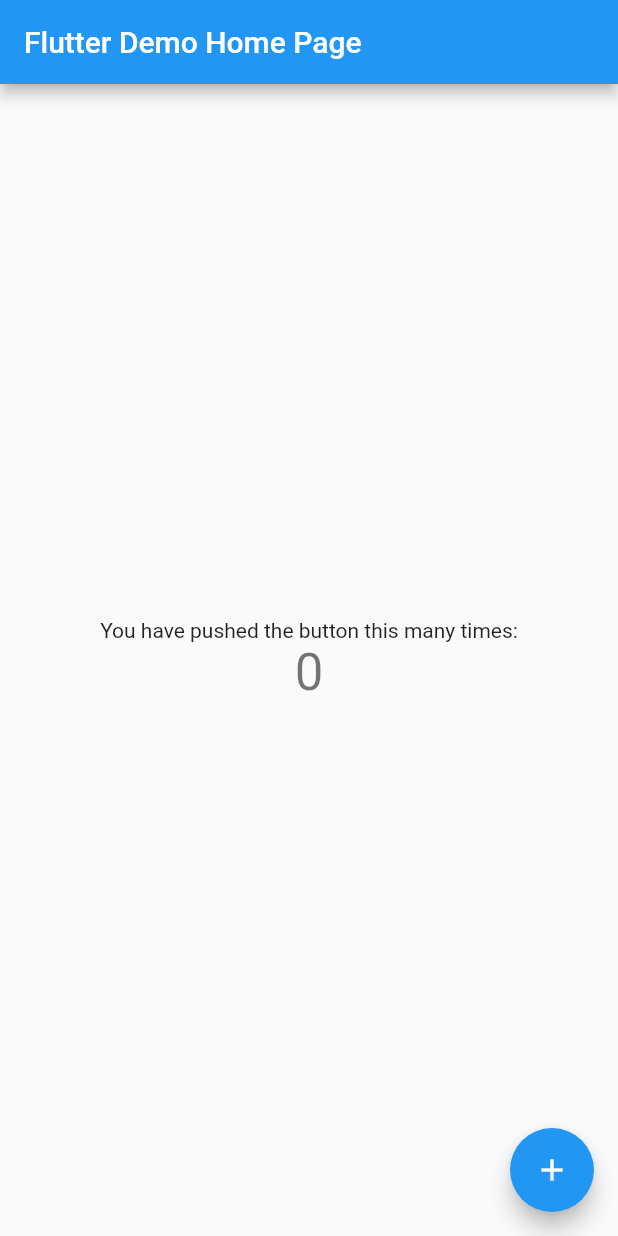
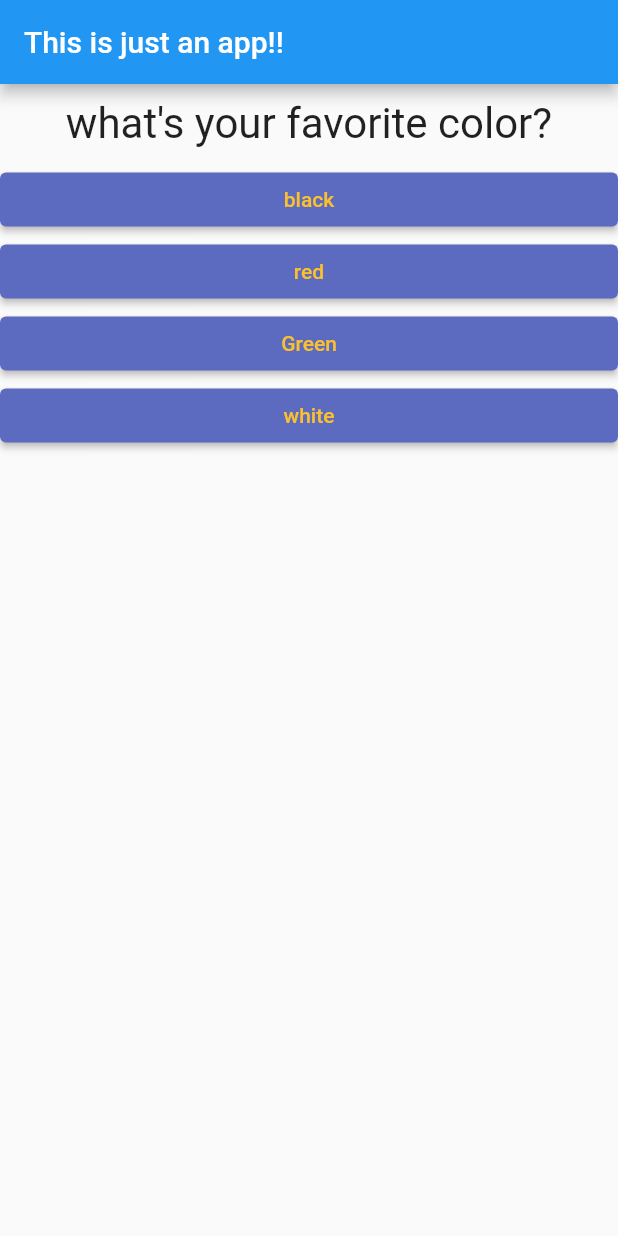
Before and after one commit to ShamelJij/Flutter, a Flutter app: the screen it shows after launch, on a phone screen of 412 x 824 dp. Run offline on Flutter 3.47's test engine with Material 2 defaults, Android fonts, the phone set to English and light mode, and no system bars.

Commit message:
second commit

```diff
--- /dev/null
+++ b/lib/answer.dart
@@ -0,0 +1,23 @@
+import 'package:flutter/material.dart';
+
+class Answer extends StatelessWidget {
+  final Function selectHandler;
+  final String answerText;
+
+  Answer(this.selectHandler,this.answerText);
+
+  @override
+  Widget build(BuildContext context) {
+    return Container(
+      width: double.infinity,
+      child: ElevatedButton(
+        style: ElevatedButton.styleFrom(
+    primary: Colors.indigo[400], // background
+    onPrimary: Colors.yellow[700], // foreground
+  ),
+        onPressed: () => selectHandler(),
+        child: Text (answerText),
+      ),
+    );
+  }
+}
--- a/lib/main.dart
+++ b/lib/main.dart
@@ -1,113 +1,68 @@
 import 'package:flutter/material.dart';
 
-void main() {
+import './quiz.dart';
+import './result.dart';
+
+void main(List<String> args) {
   runApp(MyApp());
 }
 
-class MyApp extends StatelessWidget {
-  // This widget is the root of your application.
+class MyApp extends StatefulWidget {
+
   @override
-  Widget build(BuildContext context) {
+  State<StatefulWidget> createState() {
+    // TODO: implement createState
+    return _MyAppState();
+  }
+
+}
+
+class _MyAppState extends State <MyApp>{
+  final _questions = const [
+      {
+      'questionText': 'what\'s your favorite color?',
+      'answers': ['black', 'red','Green','white'],
+      },
+      {
+      'questionText': 'what\'s your favorite flag?',
+      'answers': ['murican', 'türkish','spänüölßß','just white'],
+      },
+      {
+      'questionText': 'what\'s your favorite animal?',
+      'answers': ['lion', 'just any animal bro','tiger','just white'],
+      },
+    ];
+  var _questionIndex = 0;
+
+  void _answerQuestions() {
+
+    setState(() {
+      _questionIndex = _questionIndex + 1;
+    });
+    print(_questionIndex);
+    if (_questionIndex < _questions.length) {
+      print('we have more questions');
+    } else {
+      print('No more questions!!!!!!');
+    }
+  }
+
+  @override
+  Widget build(BuildContext context){
+
     return MaterialApp(
-      title: 'Flutter Demo',
-      theme: ThemeData(
-        // This is the theme of your application.
-        //
-        // Try running your application with "flutter run". You'll see the
-        // application has a blue toolbar. Then, without quitting the app, try
-        // changing the primarySwatch below to Colors.green and then invoke
-        // "hot reload" (press "r" in the console where you ran "flutter run",
-        // or simply save your changes to "hot reload" in a Flutter IDE).
-        // Notice that the counter didn't reset back to zero; the application
-        // is not restarted.
-        primarySwatch: Colors.blue,
+      home:Scaffold(
+        appBar: AppBar(
+          title: Text('This is just an app!!'),
+        ),
+        body: _questionIndex < _questions.length
+        ? Quiz(
+          answerQuestion: _answerQuestions,
+          questionIndex: _questionIndex,
+          questions: _questions,
+        )
+        : Result(),
       ),
-      home: MyHomePage(title: 'Flutter Demo Home Page'),
     );
   }
 }
-
-class MyHomePage extends StatefulWidget {
-  MyHomePage({Key? key, required this.title}) : super(key: key);
-
-  // This widget is the home page of your application. It is stateful, meaning
-  // that it has a State object (defined below) that contains fields that affect
-  // how it looks.
-
-  // This class is the configuration for the state. It holds the values (in this
-  // case the title) provided by the parent (in this case the App widget) and
-  // used by the build method of the State. Fields in a Widget subclass are
-  // always marked "final".
-
-  final String title;
-
-  @override
-  _MyHomePageState createState() => _MyHomePageState();
-}
-
-class _MyHomePageState extends State<MyHomePage> {
-  int _counter = 0;
-
-  void _incrementCounter() {
-    setState(() {
-      // This call to setState tells the Flutter framework that something has
-      // changed in this State, which causes it to rerun the build method below
-      // so that the display can reflect the updated values. If we changed
-      // _counter without calling setState(), then the build method would not be
-      // called again, and so nothing would appear to happen.
-      _counter++;
-    });
-  }
-
-  @override
-  Widget build(BuildContext context) {
-    // This method is rerun every time setState is called, for instance as done
-    // by the _incrementCounter method above.
-    //
-    // The Flutter framework has been optimized to make rerunning build methods
-    // fast, so that you can just rebuild anything that needs updating rather
-    // than having to individually change instances of widgets.
-    return Scaffold(
-      appBar: AppBar(
-        // Here we take the value from the MyHomePage object that was created by
-        // the App.build method, and use it to set our appbar title.
-        title: Text(widget.title),
-      ),
-      body: Center(
-        // Center is a layout widget. It takes a single child and positions it
-        // in the middle of the parent.
-        child: Column(
-          // Column is also a layout widget. It takes a list of children and
-          // arranges them vertically. By default, it sizes itself to fit its
-          // children horizontally, and tries to be as tall as its parent.
-          //
-          // Invoke "debug painting" (press "p" in the console, choose the
-          // "Toggle Debug Paint" action from the Flutter Inspector in Android
-          // Studio, or the "Toggle Debug Paint" command in Visual Studio Code)
-          // to see the wireframe for each widget.
-          //
-          // Column has various properties to control how it sizes itself and
-          // how it positions its children. Here we use mainAxisAlignment to
-          // center the children vertically; the main axis here is the vertical
-          // axis because Columns are vertical (the cross axis would be
-          // horizontal).
-          mainAxisAlignment: MainAxisAlignment.center,
-          children: <Widget>[
-            Text(
-              'You have pushed the button this many times:',
-            ),
-            Text(
-              '$_counter',
-              style: Theme.of(context).textTheme.headline4,
-            ),
-          ],
-        ),
-      ),
-      floatingActionButton: FloatingActionButton(
-        onPressed: _incrementCounter,
-        tooltip: 'Increment',
-        child: Icon(Icons.add),
-      ), // This trailing comma makes auto-formatting nicer for build methods.
-    );
-  }
-}
--- /dev/null
+++ b/lib/question.dart
@@ -0,0 +1,20 @@
+import 'package:flutter/material.dart';
+
+class Question extends StatelessWidget {
+
+  final String questionText;
+  Question(this.questionText);
+
+  @override
+  Widget build(BuildContext context) {
+    return Container (
+      width: double.infinity,
+      margin: EdgeInsets.all(10),
+      child: Text(
+        questionText,
+        style: TextStyle(fontSize: 28),
+        textAlign: TextAlign.center,
+      ),
+    );
+  }
+}
--- /dev/null
+++ b/lib/quiz.dart
@@ -0,0 +1,31 @@
+import 'package:flutter/material.dart';
+
+import './question.dart';
+import './answer.dart';
+
+class Quiz extends StatelessWidget {
+  final List<Map<String, Object>> questions;
+  final int questionIndex;
+  final Function answerQuestion;
+
+  Quiz({
+    required this.questions,
+    required this.answerQuestion,
+    required this.questionIndex,
+  });
+
+  @override
+  Widget build(BuildContext context) {
+    return Column (
+          children: [
+            Question(
+              questions[questionIndex] ['questionText'] as String,
+              ),
+              ...(questions[questionIndex]['answers'] as List<String>)
+                  .map((answer) {
+                return Answer(answerQuestion, answer);
+              }).toList()
+      ],
+    );
+  }
+}
--- /dev/null
+++ b/lib/result.dart
@@ -0,0 +1,10 @@
+import 'package:flutter/material.dart';
+
+class Result extends StatelessWidget {
+  @override
+  Widget build(BuildContext context) {
+    return Center(
+      child: Text('Else!!'),
+    );
+  }
+}
```
